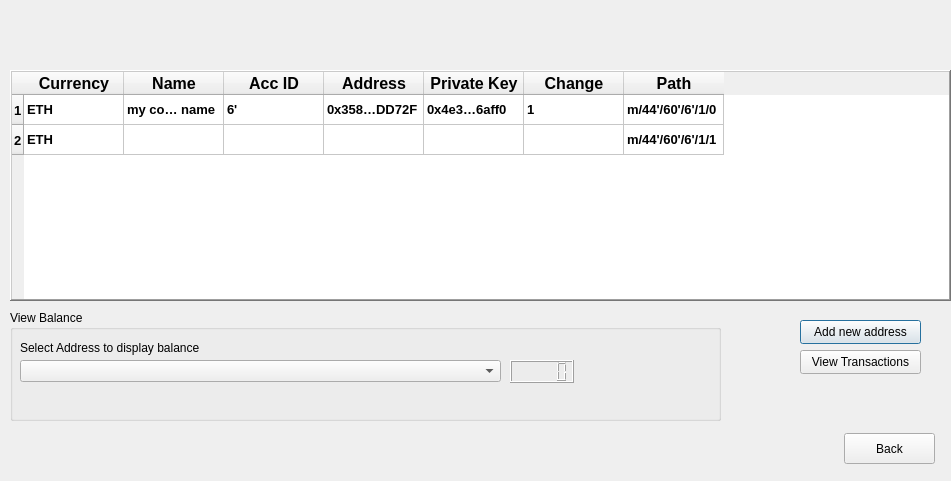
This is AppGUI/view_addresses.ui in dragomir-am/WalletManager as Qt 5 draws it before an edit. The edited form follows.
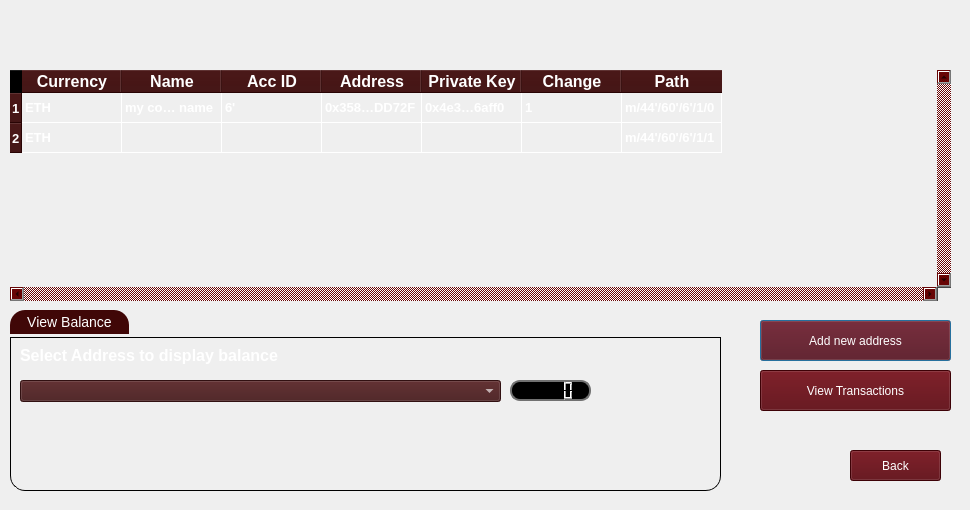
This is the edited form. Icons and pictures are not drawn.

Patch:
```diff
--- a/AppGUI/view_addresses.ui
+++ b/AppGUI/view_addresses.ui
@@ -6,8 +6,8 @@
    <rect>
     <x>0</x>
     <y>0</y>
-    <width>951</width>
-    <height>481</height>
+    <width>970</width>
+    <height>510</height>
    </rect>
   </property>
   <property name="windowTitle">
@@ -18,8 +18,8 @@
     <rect>
      <x>0</x>
      <y>0</y>
-     <width>951</width>
-     <height>481</height>
+     <width>971</width>
+     <height>511</height>
     </rect>
    </property>
    <property name="autoFillBackground">
@@ -47,14 +47,41 @@
     <property name="autoFillBackground">
      <bool>false</bool>
     </property>
+    <property name="styleSheet">
+     <string notr="true">QTableWidget {background-color: transparent;color:rgb(255, 255, 255); gridline-color:rgb(255, 255, 255)}
+QHeaderView::section {background-color: rgb(56, 6, 6);color:rgb(255, 255, 255);}
+QHeaderView {background-color: transparent;color:rgb(255, 255, 255);}
+QTableCornerButton::section {background-color: transparent;color:rgb(255, 255, 255);}
+QScrollBar:vertical {
+			
+            background-color: rgb(104, 6, 6);handle-color:rgb(145, 112, 113);
+
+        }
+QScrollBar:horizontal {
+            background-color:rgb(104, 6, 6 );
+			handle-color:rgb(145, 112, 113);
+        }
+
+
+</string>
+    </property>
     <property name="frameShape">
-     <enum>QFrame::WinPanel</enum>
+     <enum>QFrame::NoFrame</enum>
     </property>
     <property name="frameShadow">
-     <enum>QFrame::Raised</enum>
+     <enum>QFrame::Plain</enum>
+    </property>
+    <property name="lineWidth">
+     <number>100</number>
+    </property>
+    <property name="verticalScrollBarPolicy">
+     <enum>Qt::ScrollBarAlwaysOn</enum>
+    </property>
+    <property name="horizontalScrollBarPolicy">
+     <enum>Qt::ScrollBarAlwaysOn</enum>
     </property>
     <property name="sizeAdjustPolicy">
-     <enum>QAbstractScrollArea::AdjustToContents</enum>
+     <enum>QAbstractScrollArea::AdjustToContentsOnFirstShow</enum>
     </property>
     <property name="dragEnabled">
      <bool>false</bool>
@@ -83,6 +110,9 @@
     <property name="gridStyle">
      <enum>Qt::SolidLine</enum>
     </property>
+    <property name="sortingEnabled">
+     <bool>true</bool>
+    </property>
     <property name="wordWrap">
      <bool>false</bool>
     </property>
@@ -181,6 +211,9 @@
      <property name="text">
       <string>ETH</string>
      </property>
+     <property name="flags">
+      <set>ItemIsSelectable|ItemIsEnabled</set>
+     </property>
     </item>
     <item row="0" column="1">
      <property name="text">
@@ -226,28 +259,44 @@
    <widget class="QPushButton" name="add_btn">
     <property name="geometry">
      <rect>
-      <x>800</x>
+      <x>760</x>
       <y>320</y>
-      <width>121</width>
-      <height>24</height>
+      <width>191</width>
+      <height>41</height>
      </rect>
     </property>
+    <property name="styleSheet">
+     <string notr="true">background-color:rgb(86, 1, 9);
+color:rgb(255, 255, 255);
+font: 700 14pt &quot;Arial&quot;;</string>
+    </property>
     <property name="text">
      <string>Add new address</string>
     </property>
+    <property name="flat">
+     <bool>false</bool>
+    </property>
    </widget>
    <widget class="QPushButton" name="view_transactions_btn">
     <property name="geometry">
      <rect>
-      <x>800</x>
-      <y>350</y>
-      <width>121</width>
-      <height>24</height>
+      <x>760</x>
+      <y>370</y>
+      <width>191</width>
+      <height>41</height>
      </rect>
     </property>
+    <property name="styleSheet">
+     <string notr="true">background-color:rgb(86, 1, 9);
+color:rgb(255, 255, 255);
+font: 700 14pt &quot;Arial&quot;;</string>
+    </property>
     <property name="text">
      <string>View Transactions</string>
     </property>
+    <property name="flat">
+     <bool>false</bool>
+    </property>
    </widget>
    <widget class="QGroupBox" name="groupBox">
     <property name="geometry">
@@ -255,15 +304,41 @@
       <x>10</x>
       <y>310</y>
       <width>711</width>
-      <height>111</height>
+      <height>181</height>
      </rect>
     </property>
     <property name="autoFillBackground">
-     <bool>true</bool>
+     <bool>false</bool>
+    </property>
+    <property name="styleSheet">
+     <string notr="true">QGroupBox {
+    border: 1px solid gray;
+    border-color: rgb(0, 0, 0);
+    margin-top: 27px;
+    font-size: 14px;
+    border-bottom-left-radius: 15px;
+    border-bottom-right-radius: 15px;
+}
+
+QGroupBox::title {
+    subcontrol-origin: margin;
+    subcontrol-position: top left;
+    border-top-left-radius: 15px;
+    border-top-right-radius: 15px;
+    padding: 4px 15px;
+    background-color: rgb(64, 7, 7);
+    color: rgb(255, 255, 255);
+}</string>
     </property>
     <property name="title">
      <string>View Balance</string>
     </property>
+    <property name="alignment">
+     <set>Qt::AlignLeading|Qt::AlignLeft|Qt::AlignVCenter</set>
+    </property>
+    <property name="flat">
+     <bool>false</bool>
+    </property>
     <property name="checkable">
      <bool>false</bool>
     </property>
@@ -271,49 +346,89 @@
      <property name="geometry">
       <rect>
        <x>10</x>
-       <y>50</y>
+       <y>70</y>
        <width>481</width>
        <height>22</height>
       </rect>
      </property>
+     <property name="styleSheet">
+      <string notr="true">background-color:rgb(68, 23, 24);
+color:rgb(255, 255, 255)</string>
+     </property>
     </widget>
     <widget class="QLabel" name="label">
      <property name="geometry">
       <rect>
        <x>10</x>
        <y>30</y>
-       <width>221</width>
-       <height>16</height>
+       <width>271</width>
+       <height>31</height>
       </rect>
      </property>
      <property name="text">
-      <string>Select Address to display balance</string>
+      <string>&lt;html&gt;&lt;head/&gt;&lt;body&gt;&lt;p&gt;&lt;span style=&quot; font-size:12pt; font-weight:700; color:#ffffff;&quot;&gt;Select Address to display balance&lt;/span&gt;&lt;/p&gt;&lt;/body&gt;&lt;/html&gt;</string>
      </property>
     </widget>
     <widget class="QLCDNumber" name="lcdNumber">
      <property name="geometry">
       <rect>
        <x>500</x>
-       <y>50</y>
-       <width>64</width>
-       <height>23</height>
+       <y>70</y>
+       <width>81</width>
+       <height>21</height>
       </rect>
      </property>
+     <property name="styleSheet">
+      <string notr="true">QLCDNumber{
+  background-color: rgb(0, 0, 0);
+  border: 2px solid rgb(113, 113, 113);
+  border-width: 2px;
+  border-radius: 10px;
+  color: rgb(255, 255, 255);
+}</string>
+     </property>
     </widget>
    </widget>
    <widget class="QPushButton" name="back_btn">
     <property name="geometry">
      <rect>
-      <x>844</x>
-      <y>433</y>
+      <x>850</x>
+      <y>450</y>
       <width>91</width>
       <height>31</height>
      </rect>
     </property>
+    <property name="styleSheet">
+     <string notr="true">background-color:rgb(86, 1, 9);
+color:rgb(255, 255, 255);
+font: 700 14pt &quot;Arial&quot;;</string>
+    </property>
     <property name="text">
      <string>Back</string>
     </property>
    </widget>
+   <widget class="QLabel" name="bgd_label">
+    <property name="geometry">
+     <rect>
+      <x>0</x>
+      <y>0</y>
+      <width>971</width>
+      <height>511</height>
+     </rect>
+    </property>
+    <property name="styleSheet">
+     <string notr="true">background-image: url(C:/Users/drago/PycharmProjects/WalletManager/AppGUI/resources/view.png);</string>
+    </property>
+    <property name="text">
+     <string/>
+    </property>
+   </widget>
+   <zorder>bgd_label</zorder>
+   <zorder>vw_tableWidget</zorder>
+   <zorder>add_btn</zorder>
+   <zorder>view_transactions_btn</zorder>
+   <zorder>groupBox</zorder>
+   <zorder>back_btn</zorder>
   </widget>
  </widget>
  <resources/>
```
Left out of the diff: 2 changed lines with no effect on the pictures.
